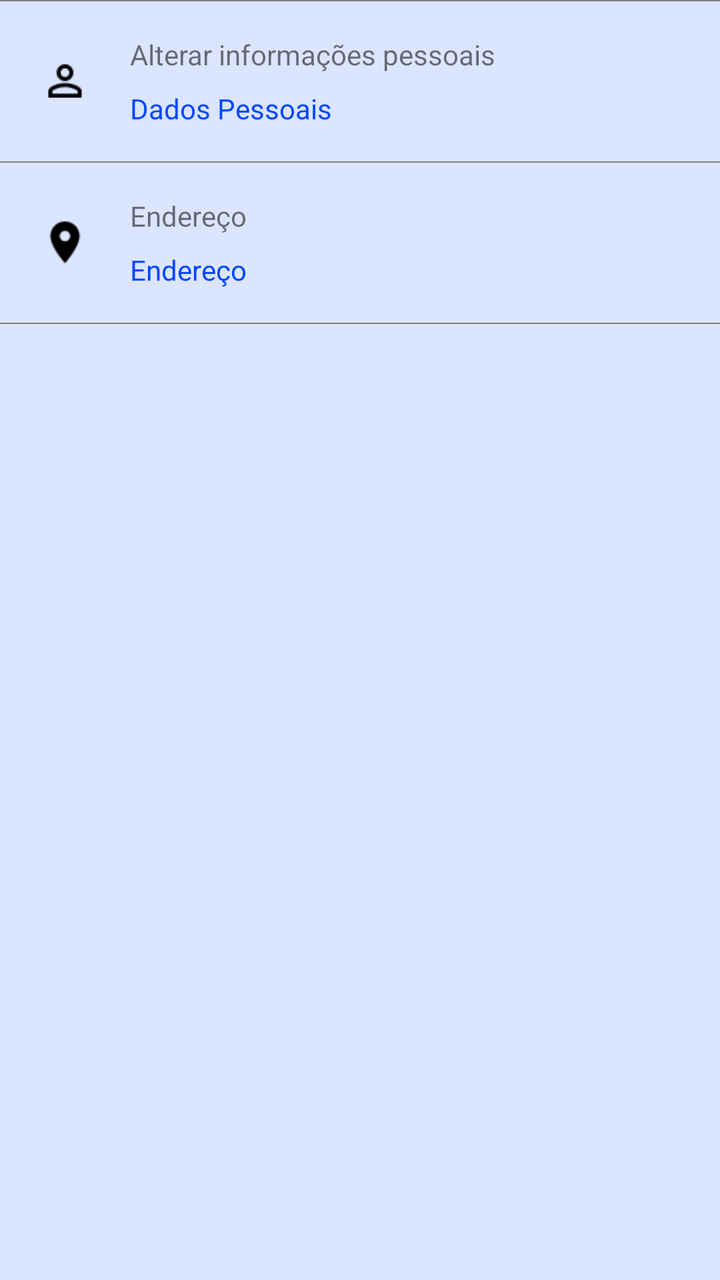
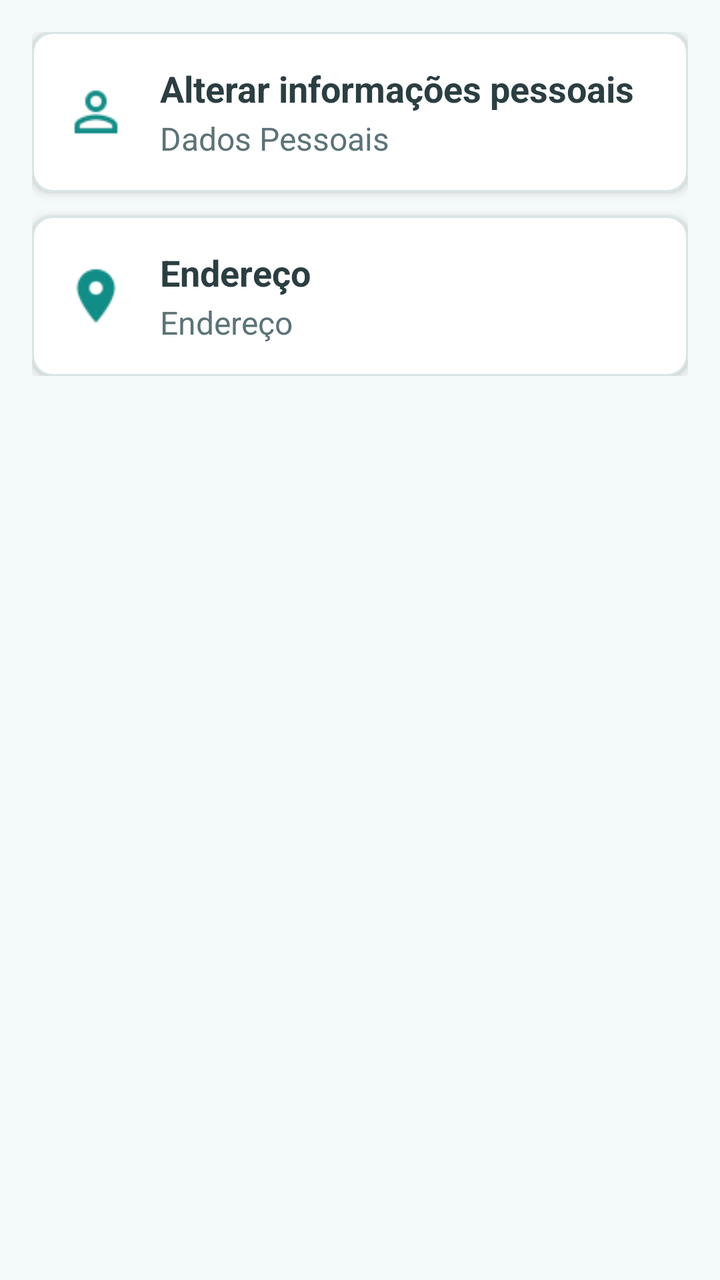

Before-and-after screenshots of an Android layout around one commit, followed by the original layout XML and the change that was made.
<!-- AndroidManifest.xml: application theme AppTheme -->
<!-- res/layout/fragment_configuracoes.xml -->
<?xml version="1.0" encoding="utf-8"?>
<LinearLayout xmlns:android="http://schemas.android.com/apk/res/android"
    android:layout_width="match_parent"
    android:layout_height="match_parent"
    android:orientation="vertical"
    android:background="#DBE5FF">
    <ScrollView
        android:layout_width="match_parent"
        android:layout_height="wrap_content">
        <LinearLayout
            android:layout_width="match_parent"
            android:layout_height="wrap_content"
            android:orientation="vertical">
            <View
                android:layout_width="match_parent"
                android:layout_height="0.5dp"
                android:background="#7F7F7F" />
            <LinearLayout
                android:id="@+id/linearLayoutEditarDados"
                android:layout_width="match_parent"
                android:layout_height="80dp"
                android:orientation="horizontal">
                <LinearLayout
                    android:layout_width="wrap_content"
                    android:layout_height="match_parent"
                    android:layout_margin="20dp"
                    android:gravity="center_vertical"
                    android:orientation="vertical">
                    <ImageView
                        android:layout_width="25dp"
                        android:layout_height="25dp"
                        android:layout_gravity="center"
                        android:background="@drawable/perfil" />
                </LinearLayout>
                <LinearLayout
                    android:layout_width="match_parent"
                    android:layout_height="wrap_content"
                    android:layout_gravity="center_vertical"
                    android:orientation="vertical">
                    <TextView
                        android:layout_width="wrap_content"
                        android:layout_height="wrap_content"
                        android:layout_marginBottom="8dp"
                        android:text="Alterar informações pessoais" />
                    <TextView
                        android:id="@+id/textViewEditInfo"
                        android:layout_width="match_parent"
                        android:layout_height="wrap_content"
                        android:text="Dados Pessoais"
                        android:textColor="#0247FE" />
                </LinearLayout>
            </LinearLayout>
            <View
                android:layout_width="match_parent"
                android:layout_height="0.5dp"
                android:background="#7F7F7F" />
            <LinearLayout
                android:id="@+id/linearLayoutEnderecoEditar"
                android:layout_width="match_parent"
                android:layout_height="80dp"
                android:orientation="horizontal">
                <LinearLayout
                    android:layout_width="wrap_content"
                    android:layout_height="match_parent"
                    android:layout_margin="20dp"
                    android:gravity="center_vertical"
                    android:orientation="vertical">
                    <ImageView
                        android:layout_width="25dp"
                        android:layout_height="25dp"
                        android:layout_gravity="center"
                        android:background="@drawable/endereco" />
                </LinearLayout>
                <LinearLayout
                    android:layout_width="match_parent"
                    android:layout_height="wrap_content"
                    android:layout_gravity="center_vertical"
                    android:orientation="vertical">
                    <TextView
                        android:layout_width="wrap_content"
                        android:layout_height="wrap_content"
                        android:layout_marginBottom="8dp"
                        android:text="Endereço" />
                    <TextView
                        android:id="@+id/textViewEditarEndereco"
                        android:layout_width="match_parent"
                        android:layout_height="wrap_content"
                        android:text="Endereço"
                        android:textColor="#0247FE" />
                </LinearLayout>
            </LinearLayout>
            <View
                android:layout_width="match_parent"
                android:layout_height="0.5dp"
                android:background="#7F7F7F" />
        </LinearLayout>
    </ScrollView>
</LinearLayout>
<!-- resources referenced by this layout -->
<resources>
  <!-- drawable endereco: png bitmap (drawable, 376 bytes) -->
  <!-- drawable perfil: png bitmap (drawable, 356 bytes) -->
  <style name="AppTheme" parent="Theme.AppCompat.Light.NoActionBar">
          
          <item name="colorPrimary">@color/colorPrimary</item>
          <item name="colorPrimaryDark">@color/colorPrimaryDark</item>
          <item name="colorAccent">@color/colorAccent</item>
  
      </style>
  <color name="colorPrimary">#3F51B5</color>
  <color name="colorPrimaryDark">#303F9F</color>
  <color name="colorAccent">#0043FA</color>
</resources>

<!-- the commit's change to res/layout/fragment_configuracoes.xml (unified diff, before → after) -->
@@ -3,96 +3,92 @@
     android:layout_width="match_parent"
     android:layout_height="match_parent"
     android:orientation="vertical"
-    android:background="#DBE5FF">
+    android:background="@color/cadier_bg">
     <ScrollView
         android:layout_width="match_parent"
         android:layout_height="wrap_content">
         <LinearLayout
             android:layout_width="match_parent"
             android:layout_height="wrap_content"
-            android:orientation="vertical">
-            <View
-                android:layout_width="match_parent"
-                android:layout_height="0.5dp"
-                android:background="#7F7F7F" />
+            android:orientation="vertical"
+            android:padding="16dp">
+
             <LinearLayout
                 android:id="@+id/linearLayoutEditarDados"
                 android:layout_width="match_parent"
-                android:layout_height="80dp"
-                android:orientation="horizontal">
+                android:layout_height="wrap_content"
+                android:layout_marginBottom="12dp"
+                android:orientation="horizontal"
+                android:gravity="center_vertical"
+                android:background="@drawable/bg_cadier_card"
+                android:foreground="?android:attr/selectableItemBackground"
+                android:clickable="true"
+                android:focusable="true"
+                android:elevation="3dp"
+                android:padding="16dp">
+                <ImageView
+                    android:layout_width="32dp"
+                    android:layout_height="32dp"
+                    android:src="@drawable/perfil"
+                    android:tint="@color/cadier_teal" />
                 <LinearLayout
-                    android:layout_width="wrap_content"
-                    android:layout_height="match_parent"
-                    android:layout_margin="20dp"
-                    android:gravity="center_vertical"
-                    android:orientation="vertical">
-                    <ImageView
-                        android:layout_width="25dp"
-                        android:layout_height="25dp"
-                        android:layout_gravity="center"
-                        android:background="@drawable/perfil" />
-                </LinearLayout>
-                <LinearLayout
-                    android:layout_width="match_parent"
+                    android:layout_width="0dp"
                     android:layout_height="wrap_content"
-                    android:layout_gravity="center_vertical"
+                    android:layout_weight="1"
+                    android:layout_marginStart="16dp"
                     android:orientation="vertical">
                     <TextView
+                        style="@style/Cadier.Text.Subtitle"
                         android:layout_width="wrap_content"
                         android:layout_height="wrap_content"
-                        android:layout_marginBottom="8dp"
-                        android:text="Alterar informações pessoais" />
+                        android:text="Alterar informações pessoais"/>
                     <TextView
                         android:id="@+id/textViewEditInfo"
+                        style="@style/Cadier.Text.Body.Secondary"
                         android:layout_width="match_parent"
                         android:layout_height="wrap_content"
-                        android:text="Dados Pessoais"
-                        android:textColor="#0247FE" />
+                        android:layout_marginTop="2dp"
+                        android:text="Dados Pessoais"/>
                 </LinearLayout>
             </LinearLayout>
-            <View
-                android:layout_width="match_parent"
-                android:layout_height="0.5dp"
-                android:background="#7F7F7F" />
+
             <LinearLayout
                 android:id="@+id/linearLayoutEnderecoEditar"
                 android:layout_width="match_parent"
-                android:layout_height="80dp"
-                android:orientation="horizontal">
+                android:layout_height="wrap_content"
+                android:orientation="horizontal"
+                android:gravity="center_vertical"
+                android:background="@drawable/bg_cadier_card"
+                android:foreground="?android:attr/selectableItemBackground"
+                android:clickable="true"
+                android:focusable="true"
+                android:elevation="3dp"
+                android:padding="16dp">
+                <ImageView
+                    android:layout_width="32dp"
+                    android:layout_height="32dp"
+                    android:src="@drawable/endereco"
+                    android:tint="@color/cadier_teal" />
                 <LinearLayout
-                    android:layout_width="wrap_content"
-                    android:layout_height="match_parent"
-                    android:layout_margin="20dp"
-                    android:gravity="center_vertical"
-                    android:orientation="vertical">
-                    <ImageView
-                        android:layout_width="25dp"
-                        android:layout_height="25dp"
-                        android:layout_gravity="center"
-                        android:background="@drawable/endereco" />
-                </LinearLayout>
-                <LinearLayout
-                    android:layout_width="match_parent"
+                    android:layout_width="0dp"
                     android:layout_height="wrap_content"
-                    android:layout_gravity="center_vertical"
+                    android:layout_weight="1"
+                    android:layout_marginStart="16dp"
                     android:orientation="vertical">
                     <TextView
+                        style="@style/Cadier.Text.Subtitle"
                         android:layout_width="wrap_content"
                         android:layout_height="wrap_content"
-                        android:layout_marginBottom="8dp"
-                        android:text="Endereço" />
+                        android:text="Endereço"/>
                     <TextView
                         android:id="@+id/textViewEditarEndereco"
+                        style="@style/Cadier.Text.Body.Secondary"
                         android:layout_width="match_parent"
                         android:layout_height="wrap_content"
-                        android:text="Endereço"
-                        android:textColor="#0247FE" />
+                        android:layout_marginTop="2dp"
+                        android:text="Endereço"/>
                 </LinearLayout>
             </LinearLayout>
-            <View
-                android:layout_width="match_parent"
-                android:layout_height="0.5dp"
-                android:background="#7F7F7F" />
         </LinearLayout>
     </ScrollView>
 </LinearLayout>
<!-- resource entries referenced after the edit -->
@@ -1,16 +1,49 @@
 <!-- resources referenced by this layout -->
 <resources>
+  <color name="cadier_bg">#F4F9F9</color>
+  <color name="cadier_teal">#128C86</color>
+  <!-- drawable bg_cadier_card (drawable) -->
+  <?xml version="1.0" encoding="utf-8"?>
+  <shape xmlns:android="http://schemas.android.com/apk/res/android" android:shape="rectangle">
+      <solid android:color="@color/cadier_surface"/>
+      <stroke android:width="1dp" android:color="@color/cadier_border"/>
+      <corners android:radius="@dimen/cadier_radius_card"/>
+  </shape>
   <!-- drawable endereco: png bitmap (drawable, 376 bytes) -->
   <!-- drawable perfil: png bitmap (drawable, 356 bytes) -->
+  <style name="Cadier.Text.Body.Secondary" parent="Cadier.Text.Body">
+          <item name="android:textSize">@dimen/cadier_text_body_secondary</item>
+          <item name="android:textColor">@color/cadier_text_secondary</item>
+      </style>
+  <style name="Cadier.Text.Subtitle" parent="">
+          <item name="android:textSize">@dimen/cadier_text_subtitle</item>
+          <item name="android:textStyle">bold</item>
+          <item name="android:textColor">@color/cadier_text_primary</item>
+      </style>
   <style name="AppTheme" parent="Theme.AppCompat.Light.NoActionBar">
           
           <item name="colorPrimary">@color/colorPrimary</item>
           <item name="colorPrimaryDark">@color/colorPrimaryDark</item>
           <item name="colorAccent">@color/colorAccent</item>
-  
+          <item name="android:windowBackground">@color/cadier_bg</item>
+          <item name="android:textColorPrimary">@color/cadier_text_primary</item>
       </style>
-  <color name="colorPrimary">#3F51B5</color>
-  <color name="colorPrimaryDark">#303F9F</color>
-  <color name="colorAccent">#0043FA</color>
+  <color name="cadier_surface">#FFFFFF</color>
+  <color name="cadier_border">#D7E6E5</color>
+  <dimen name="cadier_radius_card">10dp</dimen>
+  <style name="Cadier.Text.Body" parent="">
+          <item name="android:textSize">@dimen/cadier_text_body</item>
+          <item name="android:textColor">@color/cadier_text_primary</item>
+      </style>
+  <dimen name="cadier_text_body_secondary">16sp</dimen>
+  <color name="cadier_text_secondary">#5C7377</color>
+  <dimen name="cadier_text_subtitle">18sp</dimen>
+  <color name="cadier_text_primary">#2B3E42</color>
+  <color name="colorPrimary">@color/cadier_teal</color>
+  <color name="colorPrimaryDark">@color/cadier_teal_dark</color>
+  <color name="colorAccent">@color/cadier_orange</color>
+  <dimen name="cadier_text_body">17sp</dimen>
+  <color name="cadier_teal_dark">#0C6C67</color>
+  <color name="cadier_orange">#F5821F</color>
 </resources>
 
